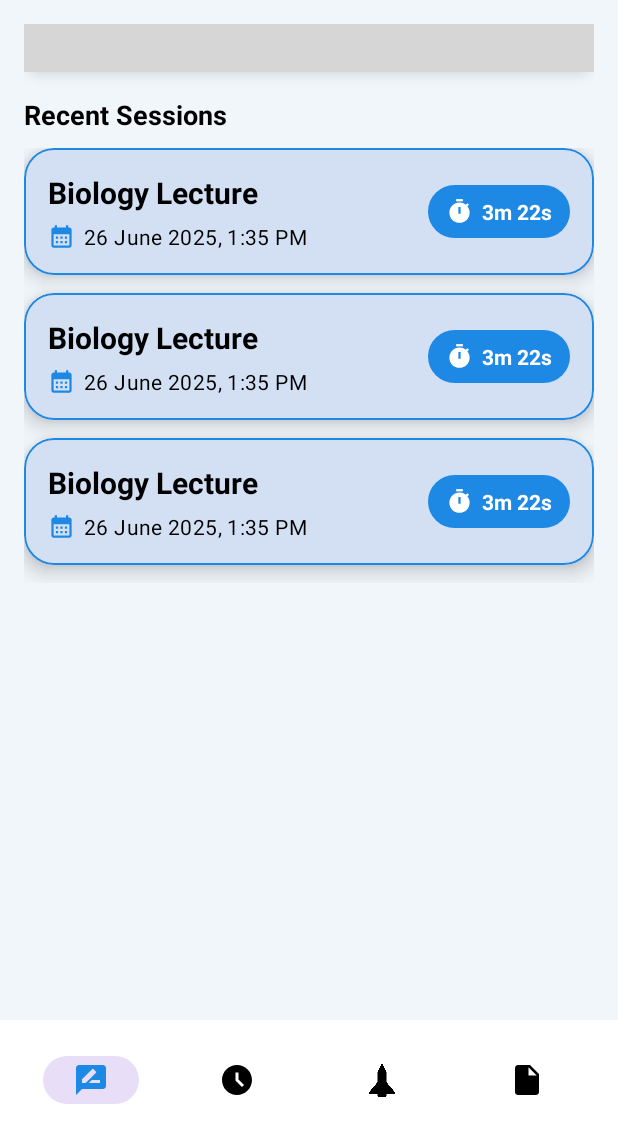
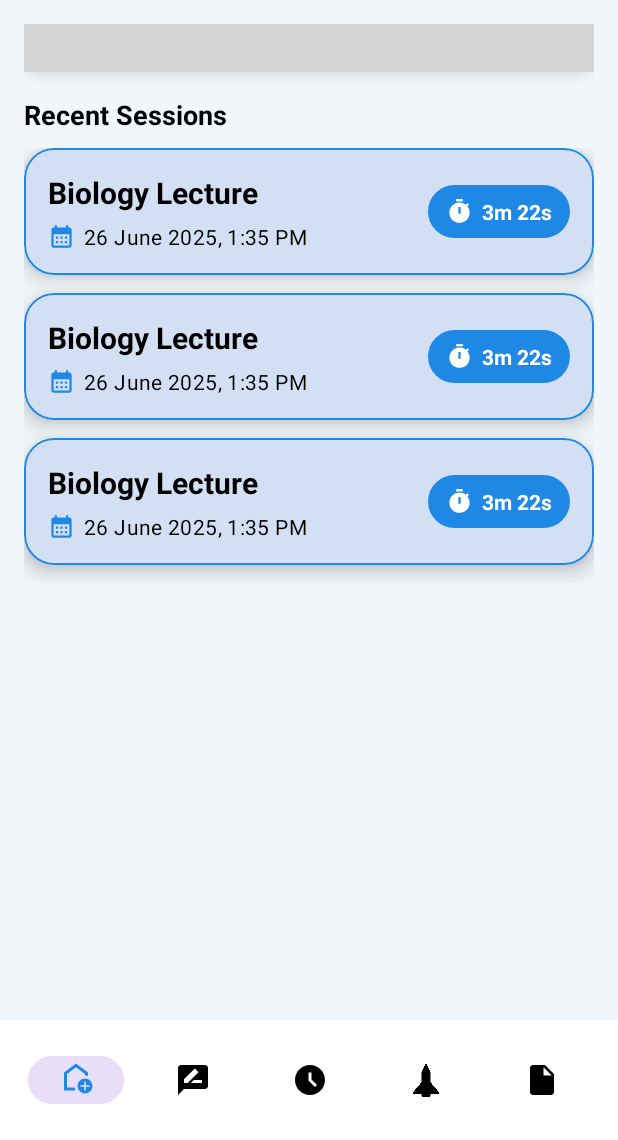
Before and after one commit to Dipesh12chourasiya/Student-Attention-tracker, an Android app: the layout activity_home.xml on its own in the app's theme, with its tools: preview values and no code run, on a phone screen of 412 x 824 dp, the part 96-1236 px from its top. Run offline under Robolectric (Android 15) with nearby library versions, the phone set to English and light mode, and no system bars; plain views replace MaterialCalendarView; grey boxes are pictures that could not be loaded.

Commit message:
fixed nav

```diff
--- a/app/src/main/java/com/example/irlstudentattentiontracker/HomeActivity.kt
+++ b/app/src/main/java/com/example/irlstudentattentiontracker/HomeActivity.kt
@@ -86,7 +86,7 @@ class HomeActivity : AppCompatActivity() {
         binding.drawerLayout.addDrawerListener(drawerToggle)
         drawerToggle.syncState()
 
-        // setting Nav view click
+        // setting Nav view click side bar
         binding.navView.setNavigationItemSelectedListener { menuItem ->
             when (menuItem.itemId) {
                 R.id.nav_profile -> {
@@ -123,6 +123,10 @@ class HomeActivity : AppCompatActivity() {
 
         binding.bottomNavigationView.setOnItemSelectedListener {
             when (it.itemId) {
+                R.id.navigation_home -> {
+                    startActivity(Intent(this, HomeActivity::class.java))
+                    true
+                }
                 R.id.navigation_create_timetable -> {
                     startActivity(Intent(this, ChatBotActivity::class.java))
                     true
--- a/app/src/main/java/com/example/irlstudentattentiontracker/viewmodel/UserViewModel.kt
+++ b/app/src/main/java/com/example/irlstudentattentiontracker/viewmodel/UserViewModel.kt
@@ -318,6 +318,4 @@ No intro or conclusion. 12-hour format.
     }
 
 
-
-
 }
--- /dev/null
+++ b/app/src/main/res/drawable/home_24.xml
@@ -0,0 +1,5 @@
+<vector xmlns:android="http://schemas.android.com/apk/res/android" android:height="24dp" android:tint="#000000" android:viewportHeight="960" android:viewportWidth="960" android:width="24dp">
+
+    <path android:fillColor="@android:color/white" android:pathData="M700,760L740,760L740,660L840,660L840,620L740,620L740,520L700,520L700,620L600,620L600,660L700,660L700,760ZM720,840Q637,840 578.5,781.5Q520,723 520,640Q520,557 578.5,498.5Q637,440 720,440Q803,440 861.5,498.5Q920,557 920,640Q920,723 861.5,781.5Q803,840 720,840ZM160,760L160,280L480,40L800,280L800,372Q781,366 761,363Q741,360 720,360L720,320L480,140L240,320L240,680L443,680Q446,701 452,721Q458,741 467,760L160,760ZM480,410L480,410L480,410L480,410L480,410Q480,410 480,410Q480,410 480,410Q480,410 480,410Q480,410 480,410Z"/>
+
+</vector>
--- a/app/src/main/res/menu/bottom_navigation_menu.xml
+++ b/app/src/main/res/menu/bottom_navigation_menu.xml
@@ -1,23 +1,29 @@
 <?xml version="1.0" encoding="utf-8"?>
 <menu xmlns:android="http://schemas.android.com/apk/res/android">
+
+    <item
+        android:id="@+id/navigation_home"
+        android:icon="@drawable/home_24"
+        android:title="Home" />
+
     <item
         android:id="@+id/navigation_create_timetable"
         android:icon="@drawable/baseline_create_time_table24"
-    android:title="Create Timetable" />
+        android:title="Create Timetable" />
 
     <item
         android:id="@+id/navigation_view_timetable"
         android:icon="@drawable/timetable_24"
-    android:title="View Timetable" />
+        android:title="View Timetable" />
 
     <item
         android:id="@+id/navigation_start_session"
         android:icon="@drawable/startsession"
-    android:title="Start Session" />
+        android:title="Start Session" />
 
     <item
         android:id="@+id/navigation_todays_report"
         android:icon="@drawable/baseline_insert_drive_file_24"
-    android:title="Today's Report" />
+        android:title="Today's Report" />
 
 </menu>
```
